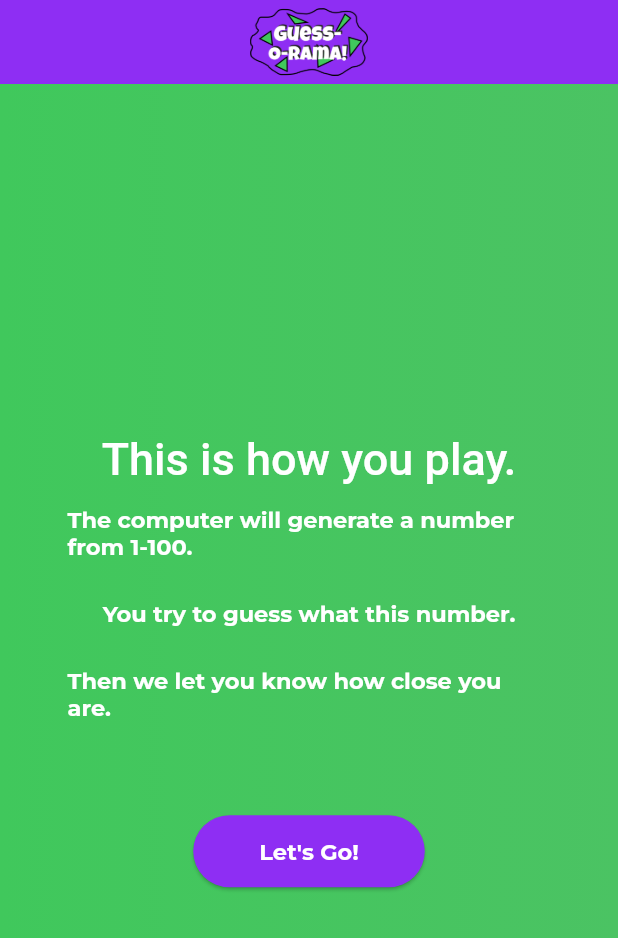
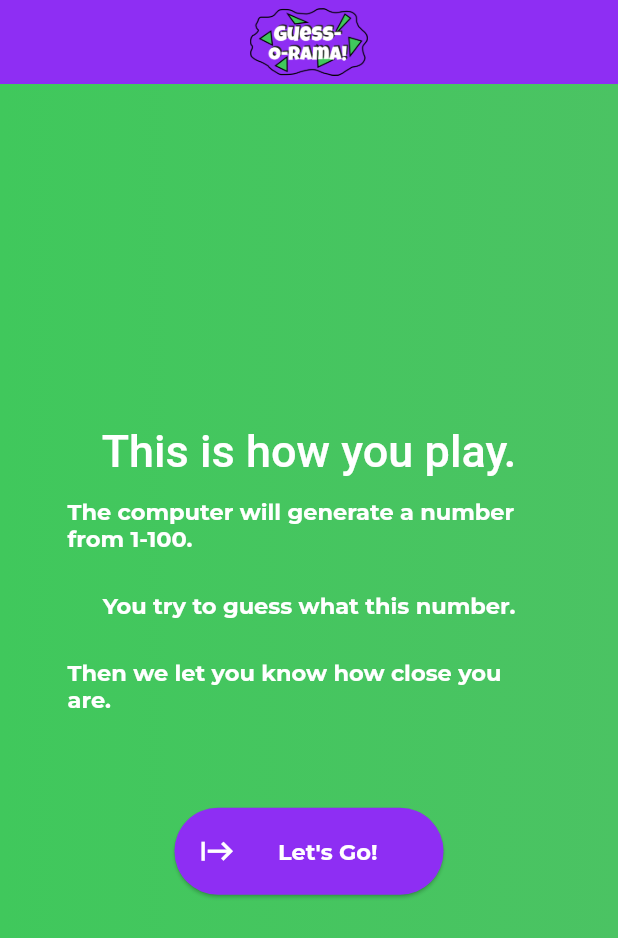
Before and after one commit to ProTechZ/Guess-O-Rama, a Flutter app: the screen it shows after launch, after a tap on "PLAY", on a phone screen of 412 x 824 dp. Shown: the top 938 px of the screen. Run offline on Flutter 3.47's test engine with Material 2 defaults, Android fonts, the phone set to English and light mode, and no system bars; our stand-ins replace google_fonts, shared_preferences, syncfusion_flutter_gauges.

Commit message:
refactoring code

```diff
--- a/lib/screens/choose_max_guess_screen.dart
+++ b/lib/screens/choose_max_guess_screen.dart
@@ -45,7 +45,7 @@
     final textTheme = Theme.of(context).textTheme;
 
     return DefaultScreen(
-      body: Column(
+      screen: Column(
         children: [
           Text(
             'If you want to change the number you are guessing upto, enter the number and press OK.',
--- a/lib/screens/home_screen.dart
+++ b/lib/screens/home_screen.dart
@@ -1,5 +1,4 @@
 import 'package:flutter/material.dart';
-import 'package:guess_o_rama/main.dart';
 import 'package:guess_o_rama/widgets/default_button.dart';
 import 'package:guess_o_rama/widgets/default_screen.dart';
 import 'package:guess_o_rama/screens/loading_screen.dart';
@@ -14,8 +13,8 @@ class HomeScreen extends StatelessWidget {
     final textTheme = Theme.of(context).textTheme;
 
     return DefaultScreen(
-      useAppbar: false,
-      body: Center(
+      useAppBar: false,
+      screen: Center(
         child: Column(
           mainAxisAlignment: MainAxisAlignment.center,
           children: [
@@ -25,8 +24,6 @@ class HomeScreen extends StatelessWidget {
               child: Image(image: AssetImage('assets/Logo.png')),
             ),
             const SizedBox(height: 50),
-            Column(
-              children: [
             DefaultButton(
               onPressed: () => Utils().moveToNewScreen(
                 context,
@@ -48,8 +45,6 @@ class HomeScreen extends StatelessWidget {
               textStyle: textTheme.displayLarge!,
               icon: Icons.edit,
               iconSize: 40,
-                ),
-              ],
             )
           ],
         ),
--- a/lib/screens/loading_screen.dart
+++ b/lib/screens/loading_screen.dart
@@ -1,5 +1,6 @@
 import 'package:flutter/material.dart';
 import 'package:guess_o_rama/screens/playing_screen.dart';
+import 'package:guess_o_rama/widgets/default_button.dart';
 import 'package:guess_o_rama/widgets/default_screen.dart';
 import 'package:guess_o_rama/functions/utility_functions.dart';
 
@@ -8,11 +9,10 @@ class LoadingScreen extends StatelessWidget {
 
   @override
   Widget build(BuildContext context) {
-    final bodyMediumTheme = Theme.of(context).textTheme.bodyMedium!;
-    final bodyLargeTheme = Theme.of(context).textTheme.bodyLarge!;
+    final textTheme = Theme.of(context).textTheme;
 
     return DefaultScreen(
-      body: Container(
+      screen: Container(
         padding: const EdgeInsets.all(20),
         child: Column(
           mainAxisAlignment: MainAxisAlignment.center,
@@ -20,7 +20,7 @@ class LoadingScreen extends StatelessWidget {
             Text(
               'This is how you play.',
               textAlign: TextAlign.center,
-              style: bodyLargeTheme,
+              style: textTheme.bodyLarge,
             ),
             SizedBox(
               height: 170,
@@ -33,7 +33,7 @@ class LoadingScreen extends StatelessWidget {
                         return Text(
                           'The computer will generate a number from 1-${snapshot.data}.',
                           textAlign: TextAlign.left,
-                          style: bodyMediumTheme,
+                          style: textTheme.bodyMedium,
                         );
                       }
                       return const Text('');
@@ -52,22 +52,15 @@ class LoadingScreen extends StatelessWidget {
               ),
             ),
             const SizedBox(height: 50),
-            ElevatedButton(
+            DefaultButton(
               onPressed: () => Utils().moveToNewScreen(
                 context,
                 const PlayingScreen(),
               ),
-              child: Container(
-                padding: const EdgeInsets.symmetric(
-                  vertical: 15,
-                  horizontal: 20,
-                ),
-                child: Text(
-                  'Let\'s Go!',
-                  style: Theme.of(context).textTheme.displayMedium,
-                ),
-              ),
-            )
+              text: "Let's Go!",
+              textStyle: textTheme.displayMedium!,
+              icon: Icons.start,
+            ),
           ],
         ),
       ),
--- a/lib/screens/playing_screen.dart
+++ b/lib/screens/playing_screen.dart
@@ -142,8 +142,16 @@ class _PlayingScreenState extends State<PlayingScreen> {
     final textTheme = Theme.of(context).textTheme;
 
     return DefaultScreen(
-      useRestart: true,
-      body: Column(
+      appBarActions: [
+        IconButton(
+          icon: const Icon(Icons.restart_alt, color: Colors.white),
+          onPressed: () => Utils().moveToNewScreen(
+            context,
+            const PlayingScreen(),
+          ),
+        )
+      ],
+      screen: Column(
         children: [
           FutureBuilder(
             future: Utils().getMaxGuess(),
--- a/lib/screens/results_screen.dart
+++ b/lib/screens/results_screen.dart
@@ -18,7 +18,7 @@ class ResultsScreen extends StatelessWidget {
     final textTheme = Theme.of(context).textTheme;
 
     return DefaultScreen(
-      body: Column(
+      screen: Column(
         mainAxisAlignment: MainAxisAlignment.center,
         children: [
           Text(
@@ -43,6 +43,15 @@ class ResultsScreen extends StatelessWidget {
             textStyle: textTheme.displayMedium!,
             icon: Icons.fast_forward,
           ),
+          DefaultButton(
+            onPressed: () => Utils().moveToNewScreen(
+              context,
+              const PlayingScreen(),
+            ),
+            text: 'Play Again',
+            textStyle: textTheme.displayMedium!,
+            icon: Icons.fast_forward,
+          ),
         ],
       ),
     );
--- a/lib/widgets/default_button.dart
+++ b/lib/widgets/default_button.dart
@@ -38,10 +38,7 @@ class DefaultButton extends StatelessWidget {
           color: colorScheme.primary,
         ),
         label: Container(
-          padding: const EdgeInsets.symmetric(
-            horizontal: 20,
-            vertical: 20,
-          ),
+          padding: const EdgeInsets.symmetric(horizontal: 20, vertical: 20),
           child: Text(
             text,
             style: textStyle.copyWith(color: kColorScheme.primary),
--- a/lib/widgets/default_screen.dart
+++ b/lib/widgets/default_screen.dart
@@ -1,27 +1,27 @@
 import 'package:flutter/material.dart';
+import 'package:guess_o_rama/screens/home_screen.dart';
 import 'package:guess_o_rama/functions/utility_functions.dart';
-import 'package:guess_o_rama/main.dart';
-import 'package:guess_o_rama/screens/home_screen.dart';
-import 'package:guess_o_rama/screens/playing_screen.dart';
 
 class DefaultScreen extends StatelessWidget {
   const DefaultScreen({
     super.key,
-    this.useRestart = false,
-    this.useAppbar = true,
-    required this.body,
+    this.appBarActions,
+    this.useAppBar = true,
+    required this.screen,
   });
 
-  final Widget body;
-  final bool useAppbar;
-  final bool useRestart;
+  final Widget screen;
+  final bool useAppBar;
+  final List<Widget>? appBarActions;
 
   @override
   Widget build(BuildContext context) {
+    final colorScheme = Theme.of(context).colorScheme;
+
     return Scaffold(
-      appBar: useAppbar
+      appBar: useAppBar
           ? AppBar(
-            automaticallyImplyLeading: false,
+              automaticallyImplyLeading: false,
               title: GestureDetector(
                 onTap: () => Utils().moveToNewScreen(
                   context,
@@ -35,20 +35,7 @@ class DefaultScreen extends StatelessWidget {
                   ),
                 ),
               ),
-              actions: useRestart
-                  ? [
-                      IconButton(
-                        icon: const Icon(
-                          Icons.restart_alt,
-                          color: Colors.white,
-                        ),
-                        onPressed: () => Utils().moveToNewScreen(
-                          context,
-                          const PlayingScreen(),
-                        ),
-                      )
-                    ]
-                  : null,
+              actions: appBarActions ?? [],
               centerTitle: true,
             )
           : null,
@@ -56,10 +43,13 @@ class DefaultScreen extends StatelessWidget {
         padding: const EdgeInsets.symmetric(horizontal: 25, vertical: 20),
         decoration: BoxDecoration(
           gradient: LinearGradient(
-            colors: [kGreen, const Color.fromARGB(255, 75, 195, 99)],
+            colors: [
+              colorScheme.secondary,
+              const Color.fromARGB(255, 75, 195, 99),
+            ],
           ),
         ),
-        child: body,
+        child: screen,
       ),
     );
   }
```
Also changed, not shown: 1 other file. Lines whose indentation alone changed are shown as unchanged.
